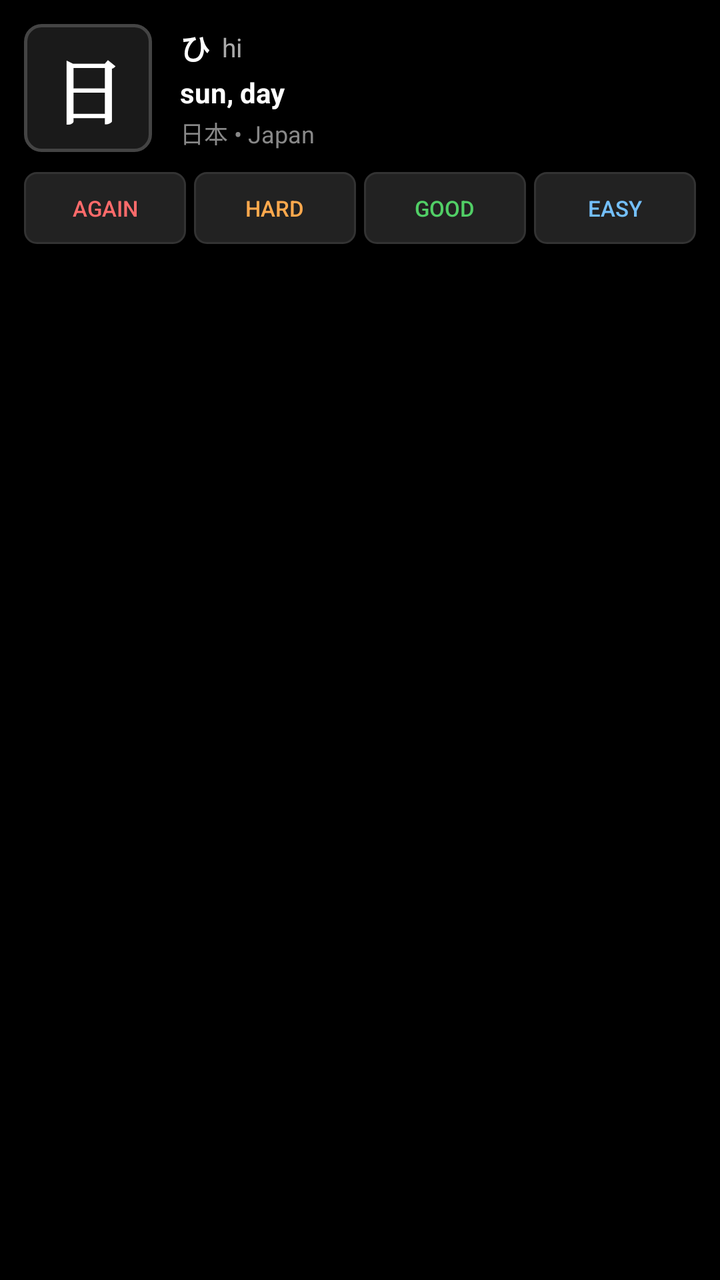
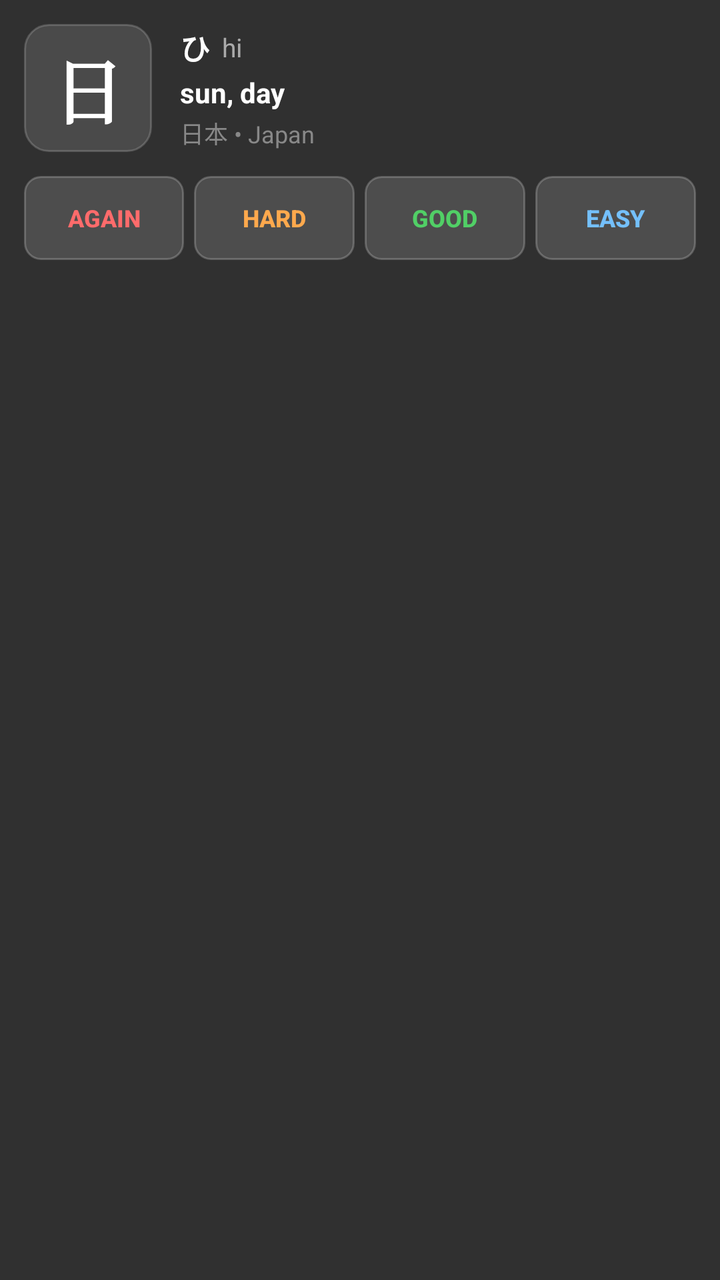

Compare the two renders of this Android layout. The source of the first and the diff that turns it into the second are given below.
<!-- AndroidManifest.xml: application theme android:Theme.Material.NoActionBar -->
<!-- res/layout/notification_saku_expanded.xml -->
<?xml version="1.0" encoding="utf-8"?>
<LinearLayout xmlns:android="http://schemas.android.com/apk/res/android"
    android:layout_width="match_parent"
    android:layout_height="wrap_content"
    android:orientation="vertical"
    android:padding="12dp"
    android:background="@android:color/black">

    
    <LinearLayout
        android:layout_width="match_parent"
        android:layout_height="wrap_content"
        android:orientation="horizontal"
        android:gravity="center_vertical">

        
        <TextView
            android:id="@+id/tv_exp_kanji"
            android:layout_width="64dp"
            android:layout_height="64dp"
            android:gravity="center"
            android:text="日"
            android:textColor="@android:color/white"
            android:textSize="36sp"
            android:textStyle="bold"
            android:fontFamily="serif"
            android:background="@drawable/bg_kanji_box" />

        
        <LinearLayout
            android:layout_width="0dp"
            android:layout_height="wrap_content"
            android:layout_weight="1"
            android:layout_marginStart="14dp"
            android:orientation="vertical">

            <LinearLayout
                android:layout_width="wrap_content"
                android:layout_height="wrap_content"
                android:orientation="horizontal"
                android:gravity="center_vertical">

                <TextView
                    android:id="@+id/tv_exp_kana"
                    android:layout_width="wrap_content"
                    android:layout_height="wrap_content"
                    android:text="ひ"
                    android:textColor="@android:color/white"
                    android:textSize="15sp"
                    android:textStyle="bold" />

                <TextView
                    android:id="@+id/tv_exp_romaji"
                    android:layout_width="wrap_content"
                    android:layout_height="wrap_content"
                    android:layout_marginStart="6dp"
                    android:text="hi"
                    android:textColor="#AAAAAA"
                    android:textSize="13sp" />
            </LinearLayout>

            <TextView
                android:id="@+id/tv_exp_meaning"
                android:layout_width="wrap_content"
                android:layout_height="wrap_content"
                android:layout_marginTop="2dp"
                android:text="sun, day"
                android:textColor="@android:color/white"
                android:textSize="14sp"
                android:textStyle="bold" />

            <TextView
                android:id="@+id/tv_exp_example"
                android:layout_width="wrap_content"
                android:layout_height="wrap_content"
                android:layout_marginTop="2dp"
                android:text="日本 • Japan"
                android:textColor="#888888"
                android:textSize="12sp" />
        </LinearLayout>
    </LinearLayout>

    
    <LinearLayout
        android:layout_width="match_parent"
        android:layout_height="36dp"
        android:layout_marginTop="10dp"
        android:orientation="horizontal"
        android:gravity="center">

        <Button
            android:id="@+id/btn_exp_again"
            android:layout_width="0dp"
            android:layout_height="match_parent"
            android:layout_weight="1"
            android:layout_marginEnd="4dp"
            android:text="Again"
            android:textSize="11sp"
            android:textColor="#FF6B6B"
            android:background="@drawable/bg_button_ease" />

        <Button
            android:id="@+id/btn_exp_hard"
            android:layout_width="0dp"
            android:layout_height="match_parent"
            android:layout_weight="1"
            android:layout_marginEnd="4dp"
            android:text="Hard"
            android:textSize="11sp"
            android:textColor="#FFA94D"
            android:background="@drawable/bg_button_ease" />

        <Button
            android:id="@+id/btn_exp_good"
            android:layout_width="0dp"
            android:layout_height="match_parent"
            android:layout_weight="1"
            android:layout_marginEnd="4dp"
            android:text="Good"
            android:textSize="11sp"
            android:textColor="#51CF66"
            android:background="@drawable/bg_button_ease" />

        <Button
            android:id="@+id/btn_exp_easy"
            android:layout_width="0dp"
            android:layout_height="match_parent"
            android:layout_weight="1"
            android:text="Easy"
            android:textSize="11sp"
            android:textColor="#74C0FC"
            android:background="@drawable/bg_button_ease" />
    </LinearLayout>

</LinearLayout>
<!-- resources referenced by this layout -->
<resources>
  <!-- drawable bg_button_ease (drawable) -->
  <?xml version="1.0" encoding="utf-8"?>
  <shape xmlns:android="http://schemas.android.com/apk/res/android"
      android:shape="rectangle">
      <corners android:radius="6dp" />
      <solid android:color="#222222" />
      <stroke
          android:width="1dp"
          android:color="#333333" />
  </shape>
  <!-- drawable bg_kanji_box (drawable) -->
  <?xml version="1.0" encoding="utf-8"?>
  <shape xmlns:android="http://schemas.android.com/apk/res/android"
      android:shape="rectangle">
      <corners android:radius="8dp" />
      <stroke
          android:width="1.5dp"
          android:color="#444444" />
      <solid android:color="#1A1A1A" />
  </shape>
</resources>

<!-- the commit's change to res/layout/notification_saku_expanded.xml (unified diff, before → after) -->
@@ -4,7 +4,7 @@
     android:layout_height="wrap_content"
     android:orientation="vertical"
     android:padding="12dp"
-    android:background="@android:color/black">
+    android:background="@android:color/transparent">
 
     
     <LinearLayout
@@ -76,15 +76,17 @@
                 android:layout_marginTop="2dp"
                 android:text="日本 • Japan"
                 android:textColor="#888888"
-                android:textSize="12sp" />
+                android:textSize="12sp"
+                android:maxLines="2"
+                android:ellipsize="end" />
         </LinearLayout>
     </LinearLayout>
 
     
     <LinearLayout
         android:layout_width="match_parent"
-        android:layout_height="36dp"
-        android:layout_marginTop="10dp"
+        android:layout_height="42dp"
+        android:layout_marginTop="12dp"
         android:orientation="horizontal"
         android:gravity="center">
 
@@ -93,9 +95,10 @@
             android:layout_width="0dp"
             android:layout_height="match_parent"
             android:layout_weight="1"
-            android:layout_marginEnd="4dp"
+            android:layout_marginEnd="5dp"
             android:text="Again"
-            android:textSize="11sp"
+            android:textSize="12sp"
+            android:textStyle="bold"
             android:textColor="#FF6B6B"
             android:background="@drawable/bg_button_ease" />
 
@@ -104,9 +107,10 @@
             android:layout_width="0dp"
             android:layout_height="match_parent"
             android:layout_weight="1"
-            android:layout_marginEnd="4dp"
+            android:layout_marginEnd="5dp"
             android:text="Hard"
-            android:textSize="11sp"
+            android:textSize="12sp"
+            android:textStyle="bold"
             android:textColor="#FFA94D"
             android:background="@drawable/bg_button_ease" />
 
@@ -115,9 +119,10 @@
             android:layout_width="0dp"
             android:layout_height="match_parent"
             android:layout_weight="1"
-            android:layout_marginEnd="4dp"
+            android:layout_marginEnd="5dp"
             android:text="Good"
-            android:textSize="11sp"
+            android:textSize="12sp"
+            android:textStyle="bold"
             android:textColor="#51CF66"
             android:background="@drawable/bg_button_ease" />
 
@@ -127,7 +132,8 @@
             android:layout_height="match_parent"
             android:layout_weight="1"
             android:text="Easy"
-            android:textSize="11sp"
+            android:textSize="12sp"
+            android:textStyle="bold"
             android:textColor="#74C0FC"
             android:background="@drawable/bg_button_ease" />
     </LinearLayout>
<!-- resource entries referenced after the edit -->
@@ -4,21 +4,21 @@
   <?xml version="1.0" encoding="utf-8"?>
   <shape xmlns:android="http://schemas.android.com/apk/res/android"
       android:shape="rectangle">
-      <corners android:radius="6dp" />
-      <solid android:color="#222222" />
+      <corners android:radius="8dp" />
+      <solid android:color="#24FFFFFF" />
       <stroke
           android:width="1dp"
-          android:color="#333333" />
+          android:color="#36FFFFFF" />
   </shape>
   <!-- drawable bg_kanji_box (drawable) -->
   <?xml version="1.0" encoding="utf-8"?>
   <shape xmlns:android="http://schemas.android.com/apk/res/android"
       android:shape="rectangle">
-      <corners android:radius="8dp" />
+      <corners android:radius="12dp" />
+      <solid android:color="#20FFFFFF" />
       <stroke
-          android:width="1.5dp"
-          android:color="#444444" />
-      <solid android:color="#1A1A1A" />
+          android:width="1dp"
+          android:color="#2EFFFFFF" />
   </shape>
 </resources>
 
